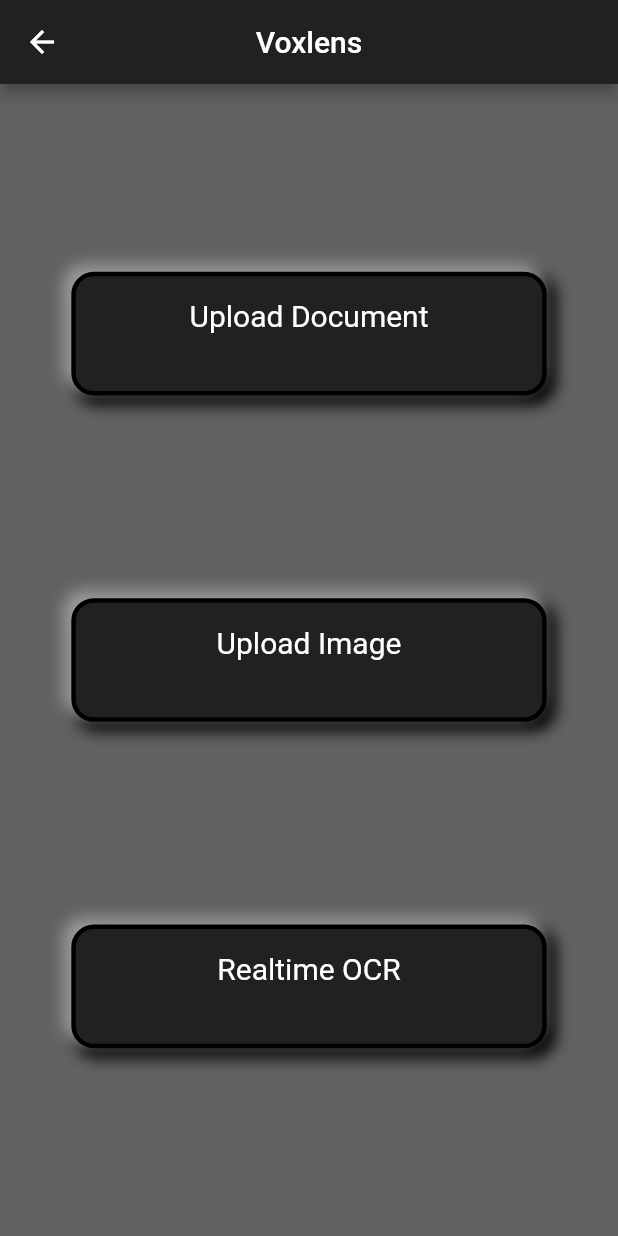
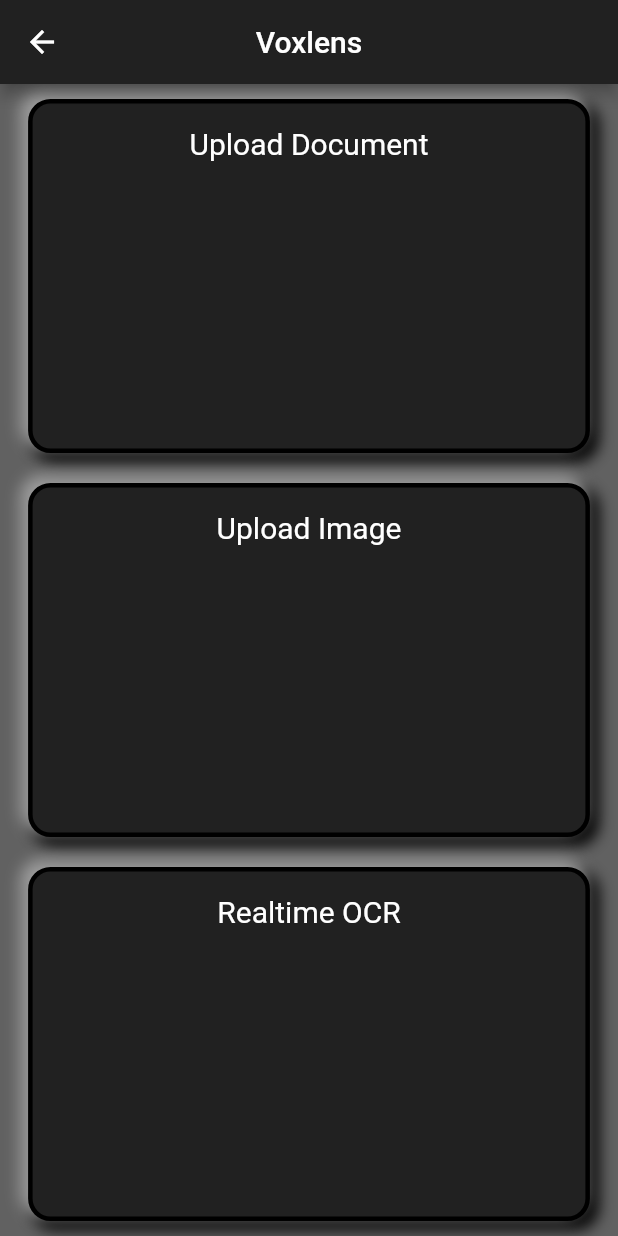
Before and after one commit to aaadddiii/voxlens, a Flutter app: the Main_menu screen opened directly, after a tap on "Doc Reader", on a phone screen of 412 x 824 dp. Run offline on Flutter 3.47's test engine with Material 2 defaults, Android fonts, the phone set to English and light mode, and no system bars; our stand-ins replace camera, dio, file_picker, flutter_dotenv, flutter_tts, get_it and 4 more; missing offline and left inert: alan_voice, google_ml_kit, google_mlkit_commons, google_mlkit_object_detection, google_mlkit_text_recognition, read_pdf_text and 1 more; accounts and stored records are empty.

Commit message:
main menu and doc reader ui

```diff
--- a/client/lib/document_reader.dart
+++ b/client/lib/document_reader.dart
@@ -38,6 +38,7 @@ class _Doc_ReaderState extends State<Doc_Reader> {
         children:[
           Flexible(child: Row(
             mainAxisAlignment: MainAxisAlignment.center,
+            crossAxisAlignment: CrossAxisAlignment.center,
             children: [
               GestureDetector(
                 onTap: (){
@@ -53,8 +54,8 @@ class _Doc_ReaderState extends State<Doc_Reader> {
                         ),),
                       padding: EdgeInsets.all(15.0),
                       margin: EdgeInsets.all(10.0),
-                      width: MediaQuery.of(context).size.width/1.3,
-                      height: MediaQuery.of(context).size.height/10,
+                      width: MediaQuery.of(context).size.width/1.1,
+                      height: MediaQuery.of(context).size.height/3,
                       // color: Colors.grey[900],
                       decoration: BoxDecoration(
                         color: Colors.grey[900],
@@ -72,6 +73,8 @@ class _Doc_ReaderState extends State<Doc_Reader> {
 
           Flexible(child: Row(
             mainAxisAlignment: MainAxisAlignment.center,
+            crossAxisAlignment: CrossAxisAlignment.center,
+
             children: [GestureDetector(
               onTap: () {
                 getImage(1);
@@ -85,8 +88,8 @@ class _Doc_ReaderState extends State<Doc_Reader> {
                   ),),
                 padding: EdgeInsets.all(15.0),
                 margin: EdgeInsets.all(10.0),
-                width: MediaQuery.of(context).size.width/1.3,
-                height: MediaQuery.of(context).size.height/10,
+                width: MediaQuery.of(context).size.width/1.1,
+                height: MediaQuery.of(context).size.height/3,
                 // color: Colors.grey[900],
                 decoration: BoxDecoration(
                   color: Colors.grey[900],
@@ -121,7 +124,11 @@ class _Doc_ReaderState extends State<Doc_Reader> {
           //     ),
           //   )),
           // ),
-          GestureDetector(
+          Flexible(child: Row(
+    mainAxisAlignment: MainAxisAlignment.center,
+    crossAxisAlignment: CrossAxisAlignment.center,
+
+    children: [GestureDetector(
             onTap: (){
               Navigator.push(context,
                   MaterialPageRoute(builder: (context) {
@@ -137,8 +144,8 @@ class _Doc_ReaderState extends State<Doc_Reader> {
                 ),),
               padding: EdgeInsets.all(15.0),
               margin: EdgeInsets.all(10.0),
-              width: MediaQuery.of(context).size.width/1.3,
-              height: MediaQuery.of(context).size.height/10,
+              width: MediaQuery.of(context).size.width/1.1,
+              height: MediaQuery.of(context).size.height/3,
               // color: Colors.red[300],
               decoration: BoxDecoration(
                 color: Colors.grey[900],
@@ -148,7 +155,10 @@ class _Doc_ReaderState extends State<Doc_Reader> {
                   BoxShadow(color: Colors.grey,spreadRadius: 1,blurRadius: 8,offset:Offset(-4,-4))],
               ),
             )),
-          )
+    ),
+    ],),
+          flex: 1,),
+
         ],),
     );
   }
--- a/client/lib/main_menu.dart
+++ b/client/lib/main_menu.dart
@@ -56,7 +56,7 @@ class _Main_menuState extends State<Main_menu> {
                     ),),
                   padding: EdgeInsets.all(10.0),
                   margin: EdgeInsets.all(10.0),
-                  width: MediaQuery.of(context).size.width/1.3,
+                  width: MediaQuery.of(context).size.width/1.1,
                   height: MediaQuery.of(context).size.height/4,
                   // color: Colors.red[300],
                   decoration: BoxDecoration(
@@ -142,7 +142,7 @@ class _Main_menuState extends State<Main_menu> {
                   ),
                   padding: EdgeInsets.all(10.0),
                   margin: EdgeInsets.all(10.0),
-                  width: MediaQuery.of(context).size.width/1.3,
+                  width: MediaQuery.of(context).size.width/1.1,
                   height: MediaQuery.of(context).size.height/4,
                   // color: Colors.red[300],
                   decoration: BoxDecoration(
@@ -176,7 +176,7 @@ class _Main_menuState extends State<Main_menu> {
                   ),),
                 padding: EdgeInsets.all(10.0),
                 margin: EdgeInsets.all(10.0),
-                width: MediaQuery.of(context).size.width/1.3,
+                width: MediaQuery.of(context).size.width/1.1,
                 height: MediaQuery.of(context).size.height/4,
                 // color: Colors.red[300],
                 decoration: BoxDecoration(
@@ -209,7 +209,7 @@ class _Main_menuState extends State<Main_menu> {
                     ),),
                   padding: EdgeInsets.all(10.0),
                   margin: EdgeInsets.all(10.0),
-                  width: MediaQuery.of(context).size.width/1.3,
+                  width: MediaQuery.of(context).size.width/1.1,
                   height: MediaQuery.of(context).size.height/4,
                   // color: Colors.red[300],
                   decoration: BoxDecoration(
```
